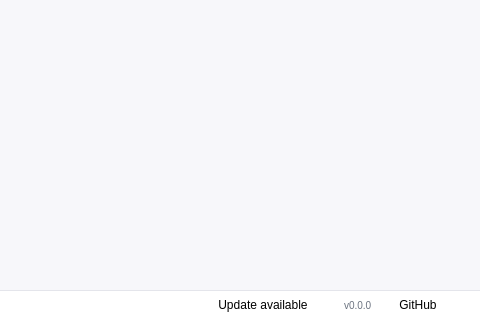
This is src/kubescope/ui/main_window.ui in dcotecnologia/kubescope as Qt 5 draws it before an edit; both pictures show x 500 to 980 and y 320 to 640 of the 980 by 640 pixel window. The edited form follows.
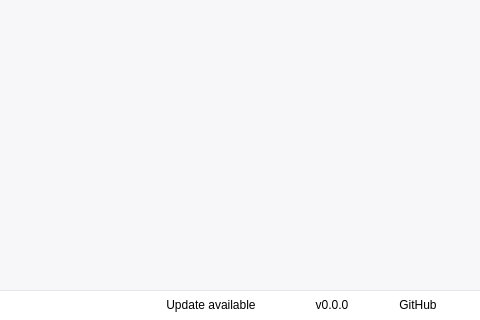
This is the edited form. Icons and pictures are not drawn.

Commit message:
feat(window): show the changelog of the installed version in the app
Turn the version in the footer into a button that opens the changelog the
package carries (assets/CHANGELOG.md, a copy that tools/sync_changelog.py keeps
equal to CHANGELOG.md and a test checks). The dialog lays it out by version,
newest first, with the date, a badge on the version in use and colored badges
for Added, Changed, Fixed, Removed and Security, and leaves out what is not
released yet. Translate the new texts into the 21 languages.

Patch:
```diff
--- a/src/kubescope/ui/main_window.ui
+++ b/src/kubescope/ui/main_window.ui
@@ -213,7 +213,7 @@
 QFrame#permissionBanner QLabel { color: #a33d45; font-size: 11px; background: transparent; }
 QFrame#permissionBanner QPushButton { color: #a33d45; font-size: 11px; padding: 0 0 0 12px; }
 QFrame#appFooter { background: #ffffff; border-top: 1px solid #e4e5eb; }
-QLabel#footerLicense, QLabel#footerDot, QLabel#footerVersion, QLabel#updateNotice { color: #6b7380; font-size: 10px; }
+QLabel#footerLicense, QLabel#footerDot, QLabel#updateNotice { color: #6b7380; font-size: 10px; }
 QFrame#appFooter QPushButton[variant="link"] { font-size: 10px; padding: 0 0 0 6px; }
 QPushButton#companyLink, QPushButton#licenseLink { padding: 0; }
 QPushButton#updateButton { border: none; background: transparent; padding: 0; border-radius: 4px; }
@@ -2789,10 +2789,19 @@
         </widget>
        </item>
        <item>
-        <widget class="QLabel" name="footerVersion">
+        <widget class="QPushButton" name="footerVersion">
          <property name="text">
           <string notr="true">v0.0.0</string>
          </property>
+         <property name="toolTip">
+          <string>See what changed in each version</string>
+         </property>
+         <property name="flat">
+          <bool>true</bool>
+         </property>
+         <property name="variant" stdset="0">
+          <string notr="true">link</string>
+         </property>
         </widget>
        </item>
        <item>
```
The commit also changes 32 other files.
